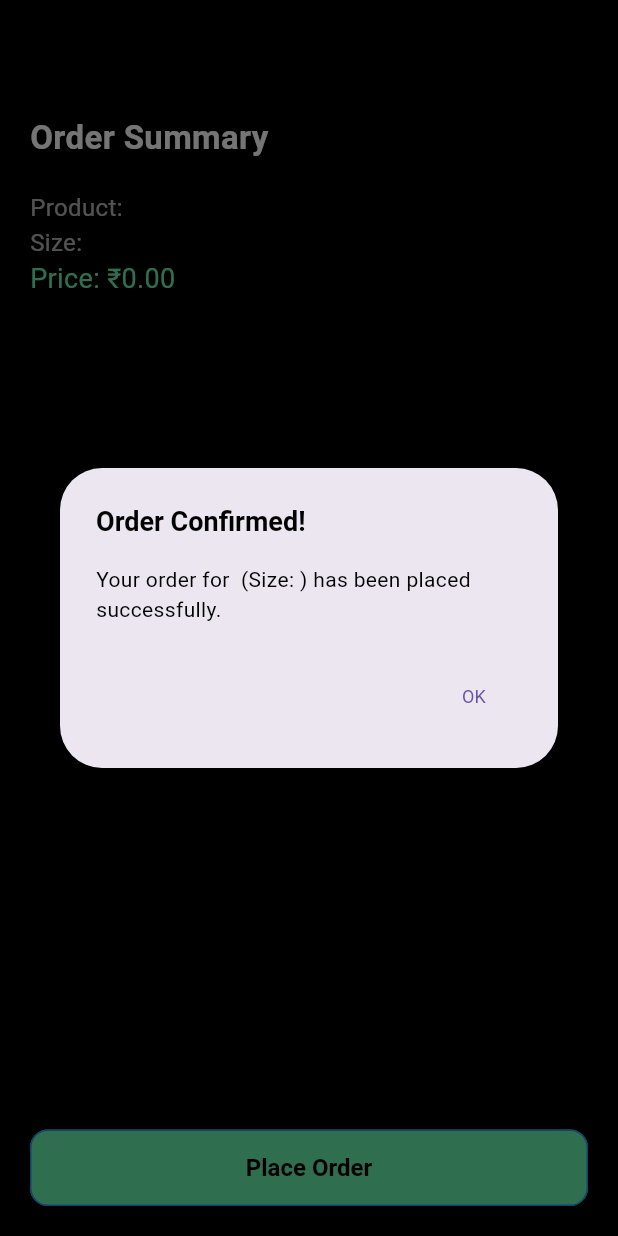
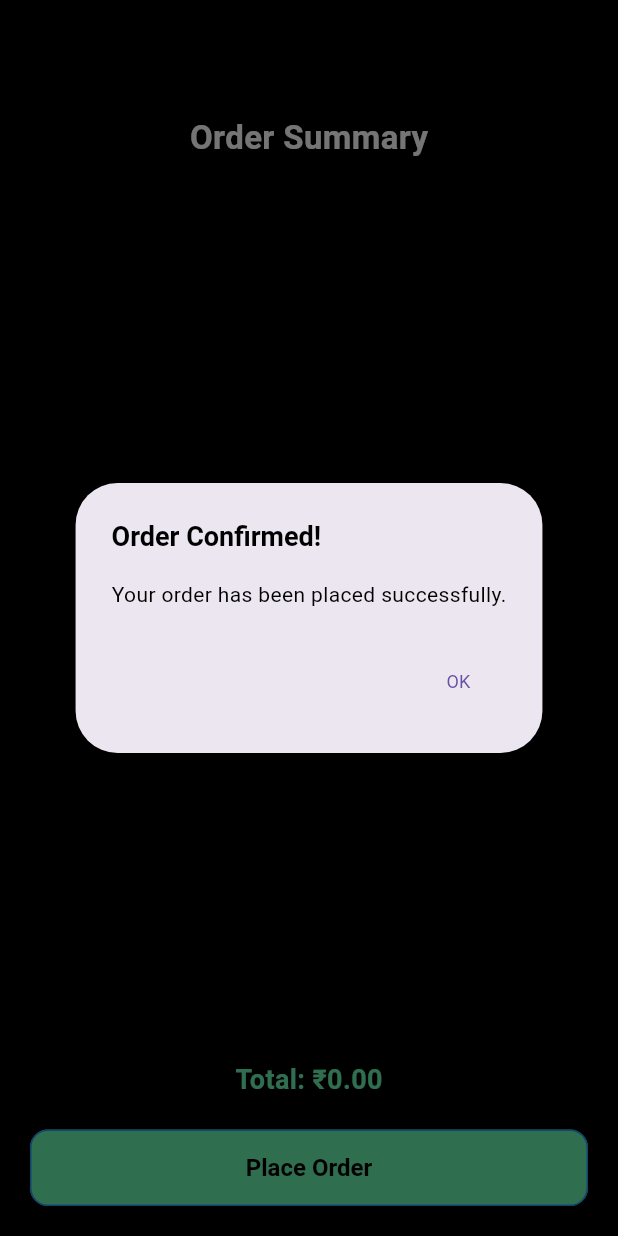
Before and after one commit to dobby0018/VirtualTry, a Flutter app: the CheckoutPage screen opened directly with empty values, after a tap on "Place Order", on a phone screen of 412 x 824 dp. Run offline on Flutter 3.47's test engine with Material 3 defaults, Android fonts, the phone set to English and light mode, and no system bars; our stand-ins replace get, get_storage, iconsax, image_picker, logger, permission_handler and 1 more; accounts and stored records are empty; Roboto replaces fonts that are missing (Poppins).

Commit message:
checkout

```diff
--- /dev/null
+++ b/frontend/lib/features/auth/screens/product_details/mcheckout_page.dart
@@ -0,0 +1,129 @@
+import 'package:flutter/material.dart';
+
+class CheckoutPage extends StatelessWidget {
+  final List<Map<String, dynamic>> cartItems;
+
+  const CheckoutPage({super.key, required this.cartItems});
+
+  @override
+  Widget build(BuildContext context) {
+    double total = cartItems.fold(
+      0,
+      (sum, item) => sum + (item["price"] as double) * item["quantity"],
+    );
+
+    return Scaffold(
+      backgroundColor: Colors.black,
+      appBar: AppBar(
+        title: const Text('Checkout'),
+        backgroundColor: Colors.black,
+        foregroundColor: Colors.white,
+        elevation: 0,
+      ),
+      body: Padding(
+        padding: const EdgeInsets.all(20.0),
+        child: Column(
+          children: [
+            const Text(
+              'Order Summary',
+              style: TextStyle(
+                fontSize: 22,
+                fontWeight: FontWeight.bold,
+                color: Colors.white,
+              ),
+            ),
+            const SizedBox(height: 20),
+
+            Expanded(
+              child: ListView.builder(
+                itemCount: cartItems.length,
+                itemBuilder: (_, index) {
+                  final item = cartItems[index];
+                  return Padding(
+                    padding: const EdgeInsets.symmetric(vertical: 10),
+                    child: Column(
+                      crossAxisAlignment: CrossAxisAlignment.start,
+                      children: [
+                        Text(
+                          "Product: ${item["productName"] ?? "N/A"}",
+                          style: const TextStyle(
+                            color: Colors.white70,
+                            fontSize: 16,
+                          ),
+                        ),
+                        const SizedBox(height: 10),
+                        Text(
+                          "Size: ${item["selectedSize"] ?? "Not selected"}",
+                          style: const TextStyle(
+                            color: Colors.white70,
+                            fontSize: 16,
+                          ),
+                        ),
+                        const SizedBox(height: 10),
+                        Text(
+                          "Price: ₹${(item['price'] as double).toStringAsFixed(2)} x ${item['quantity']}",
+                          style: const TextStyle(
+                            color: Colors.greenAccent,
+                            fontSize: 16,
+                          ),
+                        ),
+                        const Divider(color: Colors.white12),
+                      ],
+                    ),
+                  );
+                },
+              ),
+            ),
+
+            Text(
+              "Total: ₹${total.toStringAsFixed(2)}",
+              style: const TextStyle(
+                fontSize: 18,
+                fontWeight: FontWeight.bold,
+                color: Colors.greenAccent,
+              ),
+            ),
+            const SizedBox(height: 20),
+
+            SizedBox(
+              width: double.infinity,
+              child: ElevatedButton(
+                style: ElevatedButton.styleFrom(
+                  backgroundColor: Colors.greenAccent,
+                  foregroundColor: Colors.black,
+                  padding: const EdgeInsets.symmetric(vertical: 16),
+                  shape: RoundedRectangleBorder(
+                    borderRadius: BorderRadius.circular(12),
+                  ),
+                ),
+                onPressed: () {
+                  showDialog(
+                    context: context,
+                    builder:
+                        (_) => AlertDialog(
+                          title: const Text('Order Confirmed!'),
+                          content: const Text(
+                            'Your order has been placed successfully.',
+                          ),
+                          actions: [
+                            TextButton(
+                              onPressed: () {
+                                Navigator.of(
+                                  context,
+                                ).popUntil((route) => route.isFirst);
+                              },
+                              child: const Text('OK'),
+                            ),
+                          ],
+                        ),
+                  );
+                },
+                child: const Text("Place Order"),
+              ),
+            ),
+          ],
+        ),
+      ),
+    );
+  }
+}
--- a/frontend/lib/features/auth/screens/product_details/productdetailpage.dart
+++ b/frontend/lib/features/auth/screens/product_details/productdetailpage.dart
@@ -1,6 +1,6 @@
 import 'package:flutter/material.dart';
 import 'package:flutter_vto_project/features/cart/screens/cart_page.dart';
-import 'package:flutter_vto_project/features/auth/screens/product_details/checkout_page.dart';
+import 'package:flutter_vto_project/features/auth/screens/product_details/scheckout.dart';
 import 'package:flutter_vto_project/features/tryon/screens/View3DClothesPage.dart';
 import 'package:flutter_vto_project/features/cart/screens/cart_service.dart';
 
--- a/frontend/lib/features/auth/screens/product_details/checkout_page.dart
+++ b/frontend/lib/features/auth/screens/product_details/scheckout.dart
@@ -14,10 +14,12 @@ class CheckoutPage extends StatelessWidget {
 
   @override
   Widget build(BuildContext context) {
+    double total = price;
+
     return Scaffold(
       backgroundColor: Colors.black,
       appBar: AppBar(
-        title: Text('Checkout'),
+        title: const Text('Checkout'),
         backgroundColor: Colors.black,
         foregroundColor: Colors.white,
         elevation: 0,
@@ -27,7 +29,7 @@ class CheckoutPage extends StatelessWidget {
         child: Column(
           crossAxisAlignment: CrossAxisAlignment.start,
           children: [
-            Text(
+            const Text(
               'Order Summary',
               style: TextStyle(
                 fontSize: 22,
@@ -35,23 +37,35 @@ class CheckoutPage extends StatelessWidget {
                 color: Colors.white,
               ),
             ),
-            SizedBox(height: 20),
+            const SizedBox(height: 20),
 
             // Product Details
             Text(
-              'Product: $productName',
-              style: TextStyle(color: Colors.white70, fontSize: 16),
+              "Product: $productName",
+              style: const TextStyle(color: Colors.white70, fontSize: 16),
             ),
+            const SizedBox(height: 10),
             Text(
-              'Size: $selectedSize',
-              style: TextStyle(color: Colors.white70, fontSize: 16),
+              "Size: $selectedSize",
+              style: const TextStyle(color: Colors.white70, fontSize: 16),
             ),
+            const SizedBox(height: 10),
             Text(
-              'Price: ₹${price.toStringAsFixed(2)}',
-              style: TextStyle(color: Colors.greenAccent, fontSize: 18),
+              "Price: ₹${price.toStringAsFixed(2)}",
+              style: const TextStyle(color: Colors.greenAccent, fontSize: 16),
             ),
+            const Divider(color: Colors.white12, height: 30),
 
-            Spacer(),
+            // Total
+            Text(
+              "Total: ₹${total.toStringAsFixed(2)}",
+              style: const TextStyle(
+                fontSize: 18,
+                fontWeight: FontWeight.bold,
+                color: Colors.greenAccent,
+              ),
+            ),
+            const Spacer(),
 
             // Place Order Button
             SizedBox(
@@ -60,7 +74,7 @@ class CheckoutPage extends StatelessWidget {
                 style: ElevatedButton.styleFrom(
                   backgroundColor: Colors.greenAccent,
                   foregroundColor: Colors.black,
-                  padding: EdgeInsets.symmetric(vertical: 16),
+                  padding: const EdgeInsets.symmetric(vertical: 16),
                   shape: RoundedRectangleBorder(
                     borderRadius: BorderRadius.circular(12),
                   ),
@@ -70,9 +84,9 @@ class CheckoutPage extends StatelessWidget {
                     context: context,
                     builder:
                         (_) => AlertDialog(
-                          title: Text('Order Confirmed!'),
-                          content: Text(
-                            'Your order for $productName (Size: $selectedSize) has been placed successfully.',
+                          title: const Text('Order Confirmed!'),
+                          content: const Text(
+                            'Your order has been placed successfully.',
                           ),
                           actions: [
                             TextButton(
@@ -81,13 +95,13 @@ class CheckoutPage extends StatelessWidget {
                                   context,
                                 ).popUntil((route) => route.isFirst);
                               },
-                              child: Text('OK'),
+                              child: const Text('OK'),
                             ),
                           ],
                         ),
                   );
                 },
-                child: Text("Place Order"),
+                child: const Text("Place Order"),
               ),
             ),
           ],
```
Also changed, not shown: frontend/lib/features/cart/screens/cart_page.dart (+22 -22 lines).
